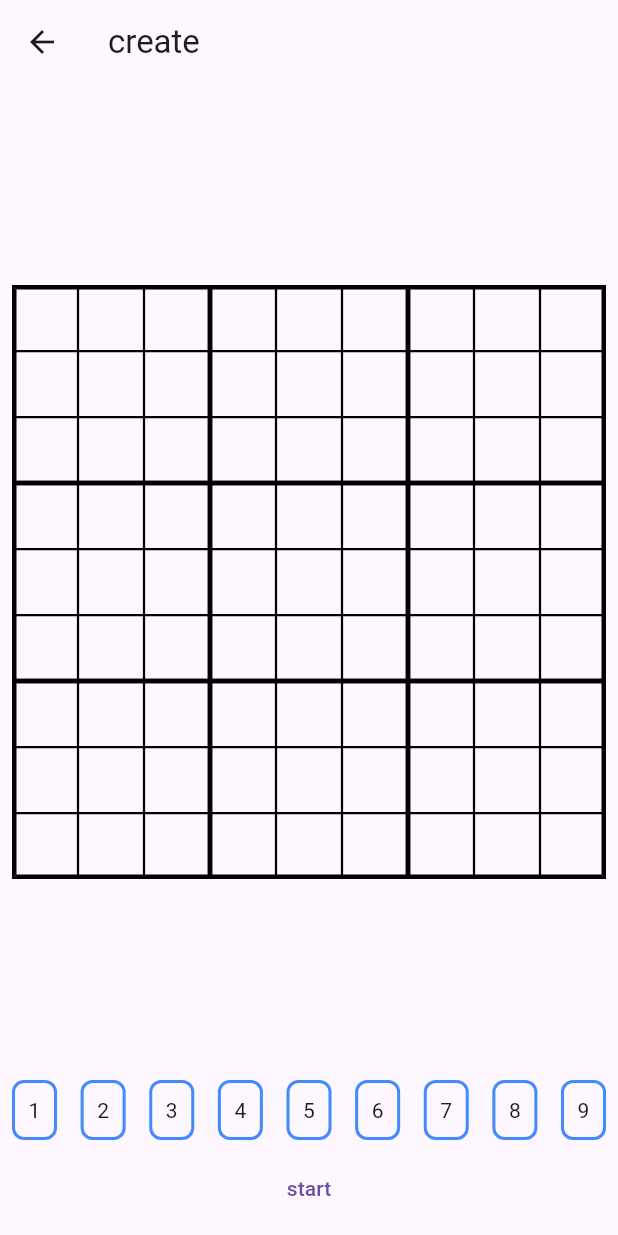
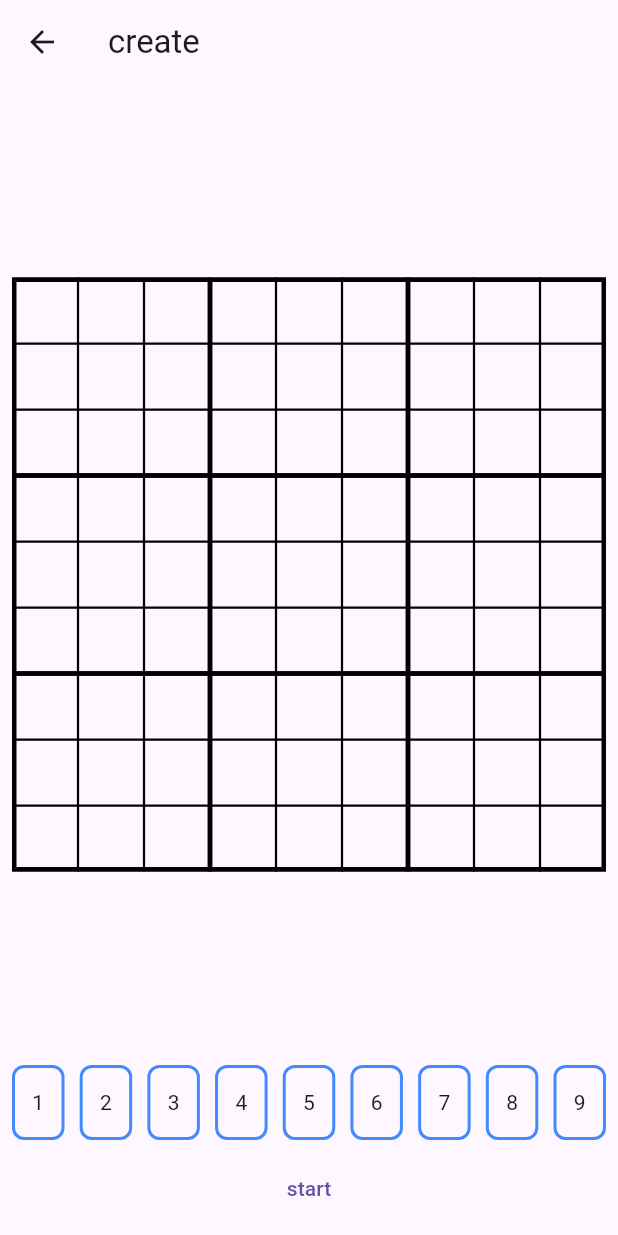
Before and after one commit to GenixPL/sudoku, a Flutter app: the CreateScreen screen opened by its route, on a phone screen of 412 x 824 dp. Run offline on Flutter 3.47's test engine with Material 3 defaults, Android fonts, the light colour scheme and no system bars; our stand-ins replace equatable, gap, go_router, shared_preferences; accounts and stored records are empty.

Commit message:
bigger wrapped buttns

```diff
--- a/lib/main.dart
+++ b/lib/main.dart
@@ -3,7 +3,6 @@ import 'package:sudoku/app.dart';
 
 // TODO(genix): add not turning the screen off
 // TODO(genix): add less vibrant color for fully filled digits
-// TODO(genix): add separate keyboard row for highlights
 void main() {
   runApp(const MyApp());
 }
--- a/lib/widgets/keyboard.dart
+++ b/lib/widgets/keyboard.dart
@@ -10,15 +10,23 @@ class Keyboard extends StatelessWidget {
 
   @override
   Widget build(BuildContext context) {
+    const double height = 50;
+    const double width = 35;
+
     return Row(
-      mainAxisAlignment: MainAxisAlignment.spaceBetween,
+      children: [
+        Expanded(
+          child: Wrap(
+            alignment: WrapAlignment.spaceBetween,
+            spacing: 8,
+            runAlignment: WrapAlignment.spaceBetween,
             children: [
               for (int i = 1; i <= 9; i++)
                 GestureDetector(
                   onTap: () => onTap(i),
                   child: Container(
-              height: 40,
-              width: 30,
+                    height: height,
+                    width: width,
                     decoration: BoxDecoration(
                       border: BoxBorder.all(
                         color: Colors.blueAccent,
@@ -30,6 +38,9 @@ class Keyboard extends StatelessWidget {
                   ),
                 ),
             ],
+          ),
+        ),
+      ],
     );
   }
 }
```
Also changed, not shown: lib/screens/solve_screen.dart (+5 -2 lines), lib/widgets/highlights_keyboard.dart (+12 -2 lines). Lines whose indentation alone changed are shown as unchanged.
